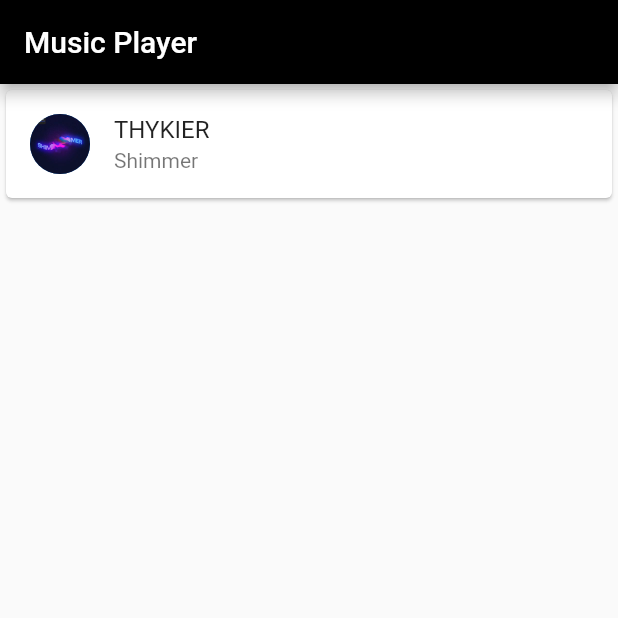
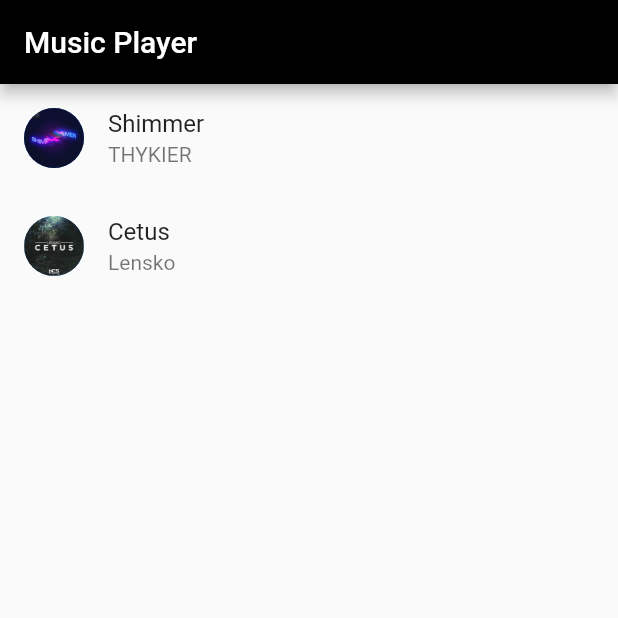
Before and after one commit to eashaankar/Spotify-Clone, a Flutter app: the Home screen opened directly, on a phone screen of 412 x 824 dp, the top half of it. Run offline on Flutter 3.47's test engine with Material 2 defaults, Android fonts, the phone set to English and light mode, and no system bars; our stand-ins replace audioplayers; missing offline and left inert: we_slide.

Commit message:
added JSON file for Dynamic loading

```diff
--- /dev/null
+++ b/json/songs.json
@@ -0,0 +1,14 @@
+[
+  {
+    "name": "Shimmer",
+    "artist": "THYKIER",
+    "img": "assets/images/shimmer.jpg",
+    "audio": "assets/THYKIER - Shimmer.mp3"
+  },
+  {
+    "name": "Cetus",
+    "artist": "Lensko",
+    "img": "assets/images/cetus.jpg",
+    "audio": "assets/Lensko - Cetus.mp3"
+  }
+]
--- a/lib/home.dart
+++ b/lib/home.dart
@@ -1,17 +1,14 @@
+import 'dart:convert';
+
 import 'package:flutter/cupertino.dart';
 import 'package:flutter/material.dart';
+import 'package:music_player/miniplayer.dart';
 import 'package:music_player/player.dart';
 import 'package:we_slide/we_slide.dart';
-import 'globals.dart' as globals;
-import 'package:http/http.dart' as http;
-
-void main() async {
-  String url = "assets/musiclist.json";
-  final response = await http.get(Uri.parse(url));
-  print(response.body);
-}
 
 class Home extends StatefulWidget {
+
+
   Home({Key? key}) : super(key: key);
 
   @override
@@ -19,53 +16,55 @@ class Home extends StatefulWidget {
 }
 
 class _HomeState extends State<Home> {
+  List songs = [];
 
+  ReadData() async{
+    await DefaultAssetBundle.of(context).loadString("json/songs.json").then((s) {
+      setState(() {
+        songs = json.decode(s);
+      });
+    });
+  }
 
+  @override
+  void initState() {
+    super.initState();
+    ReadData();
+  }
 
   @override
   Widget build(BuildContext context) {
     final WeSlideController _controller = WeSlideController();
-    final size = MediaQuery
-        .of(context)
-        .size;
-    final colorTheme = Theme
-        .of(context)
-        .colorScheme;
+    final size = MediaQuery.of(context).size;
+    final colorTheme = Theme.of(context).colorScheme;
     return Scaffold(
       appBar: AppBar(
         title: Text('Music Player'),
       ),
-        body: Column(
-          children: [
-            Card(
-              child: new InkWell(
+      body: ListView.builder(
+          itemCount: songs == null ? 0 : songs.length,
+          itemBuilder: (_, i) {
+            return GestureDetector(
               onTap: () {
-                  Navigator.push(
-                    context,
-                    MaterialPageRoute(builder: (context) => Player(onTap: _controller.show)),
+                MiniPlayer(onTap: _controller.show, songsData: songs, index: i);
+                Navigator.push(context,
+                  MaterialPageRoute(builder: (context) => Player(onTap: _controller.show,songsData: songs,index: i)),
                 );
-                  globals.isPause = false;
-                  globals.audioCache.play('THYKIER - Shimmer.mp3');
-                  globals.flag = 1;
-                  print("tapped");
+                //globals.isPause = false;
+                //globals.advancedPlayer.play(songs[i]["audio"]);
+                //globals.advancedPlayer.play(globals.path);
+               // globals.flag = 1;
+                //print("tapped");
               },
-                child: Column(
-                  mainAxisSize: MainAxisSize.min,
-                  children: <Widget>[
-                    const ListTile(
+              child: ListTile(
                 leading: CircleAvatar(
-                        backgroundImage: AssetImage(
-                            'assets/images/shimmer.jpg'), // no matter how big it is, it won't overflow
+                  backgroundImage: AssetImage(songs[i]["img"]), // no matter how big it is, it won't overflow
                 ),
-                      title: Text('THYKIER'),
-                      subtitle: Text('Shimmer'),
-                    )
-                  ],
+                title: Text(songs[i]["name"]),
+                subtitle: Text(songs[i]["artist"]),
               ),
-              ),
-            ),
-          ],
-        )
+            );
+          }),
     );
   }
 }
--- a/pubspec.yaml
+++ b/pubspec.yaml
@@ -29,7 +29,7 @@ dependencies:
   # Use with the CupertinoIcons class for iOS style icons.
   cupertino_icons: ^1.0.2
   we_slide: ^2.1.0
-  audioplayers: ^0.7.8
+  audioplayers: 0.19.0
   http: ^0.13.3
 
 dev_dependencies:
@@ -51,7 +51,9 @@ flutter:
   assets:
     - assets/
     - assets/images/shimmer.jpg
-    - assets/musiclist.json
+    - assets/images/cetus.jpg
+    - assets/lenskocetus.mp3
+    - json/
   #   - images/a_dot_ham.jpeg
 
   # An image asset can refer to one or more resolution-specific "variants", see
```
Also changed, not shown: assets/musiclist.json (deleted, +0 -14 lines), lib/audio_file.dart (added, +84 -0 lines), lib/globals.dart (deleted, +0 -23 lines), lib/miniplayer.dart (+22 -13 lines), lib/musicpage.dart (+25 -23 lines), lib/player.dart (+31 -115 lines), assets/images/cetus.jpg (added), pubspec.lock, 3 other files. Lines whose indentation alone changed are shown as unchanged.
